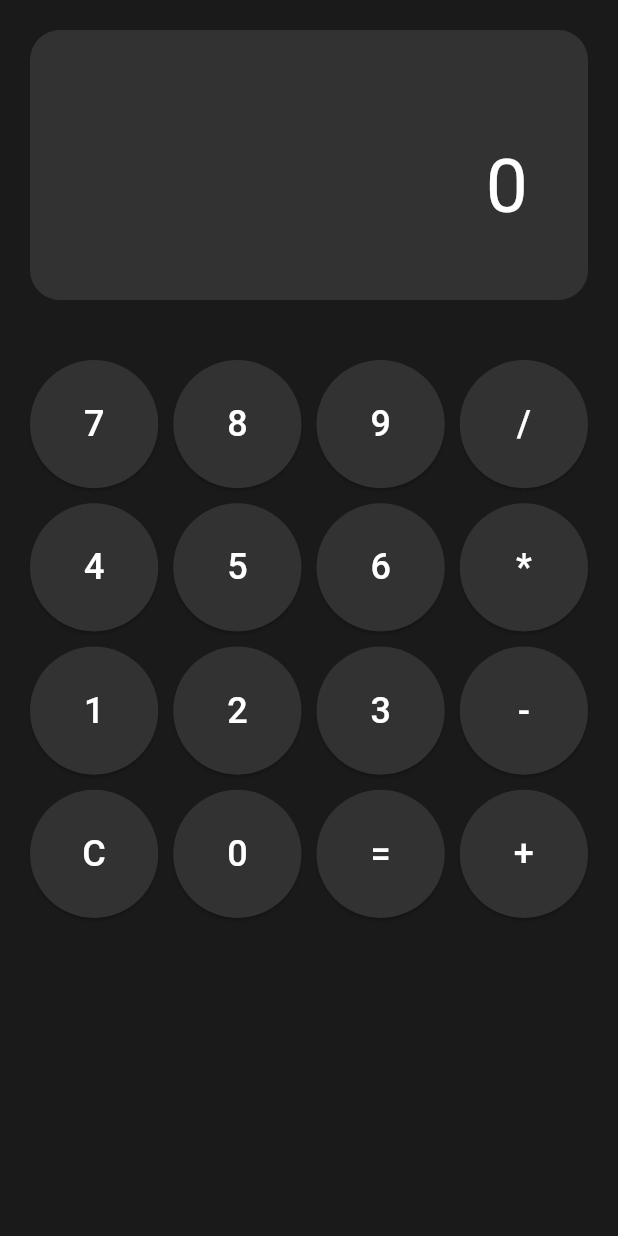
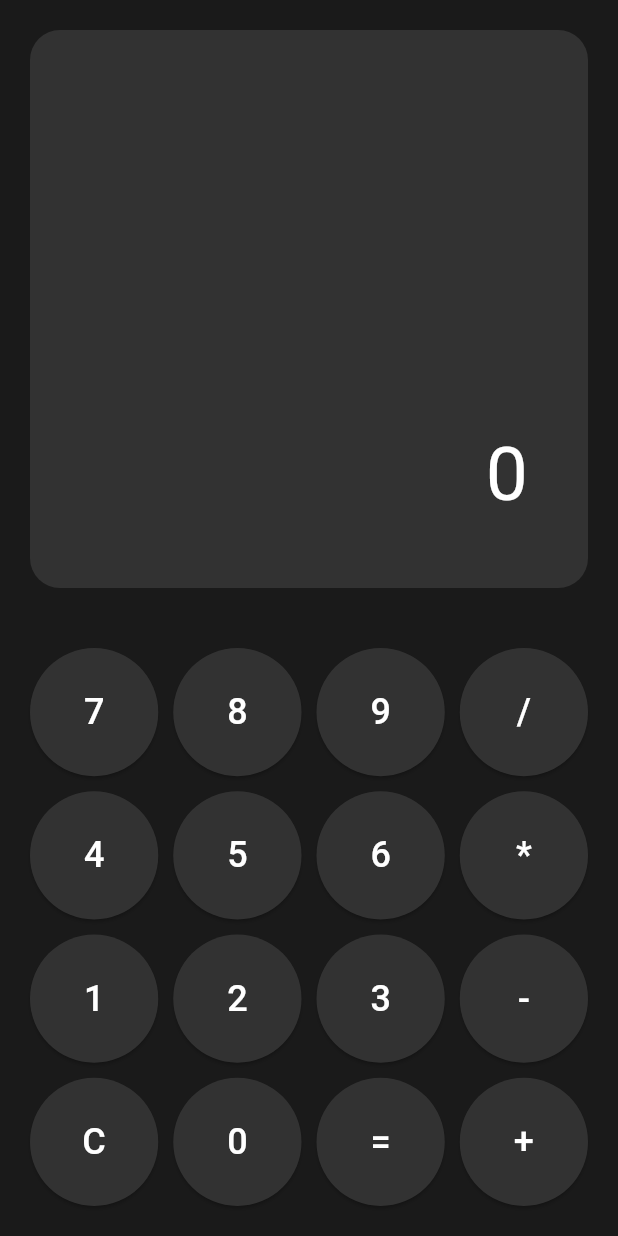
Before and after one commit to abisri99/flutter-calc, a Flutter app: the screen it shows after launch, on a phone screen of 412 x 824 dp. Run offline on Flutter 3.47's test engine with Material 3 defaults, Android fonts, the phone set to English and light mode, and no system bars.

Commit message:
Fix layout to keep button grid at the bottom of the screen - Use `Expanded` for the text field container - Anchor button grid to the bottom with `Align`

```diff
--- a/lib/views/calculator_screen.dart
+++ b/lib/views/calculator_screen.dart
@@ -42,10 +42,11 @@ class _HomeState extends State<Home> {
       backgroundColor: bg,
       body: Column(
         children: [
-          Container(
+          // Expanded widget to make the container take up remaining space
+          Expanded(
+            child: Container(
               margin: EdgeInsets.all(20),
               padding: EdgeInsets.all(40),
-            height: 180,
               decoration: BoxDecoration(
                 color: accent,
                 borderRadius: BorderRadius.circular(20),
@@ -60,23 +61,28 @@ class _HomeState extends State<Home> {
                 ),
               ),
             ),
-          Expanded(
+          ),
+          // Align widget to position the button grid at the bottom
+          Align(
+            alignment: Alignment.bottomCenter,
             child: Container(
-              alignment: Alignment.bottomRight,
               padding: EdgeInsets.all(20),
               child: GridView.builder(
+                shrinkWrap: true,
                 gridDelegate: const SliverGridDelegateWithFixedCrossAxisCount(
                   crossAxisCount: 4,
                   crossAxisSpacing: 10,
-                      mainAxisSpacing: 10),
+                  mainAxisSpacing: 10,
+                ),
                 itemCount: buttonLabels.length,
                 itemBuilder: (context, index) {
-                    return (CustomButton(
+                  return CustomButton(
                     label: buttonLabels[index],
                     color: accent,
                     onPressed: () => onButtonPressed(buttonLabels[index]),
-                    ));
-                  }),
+                  );
+                },
+              ),
             ),
           ),
         ],
```
Lines whose indentation alone changed are shown as unchanged.
